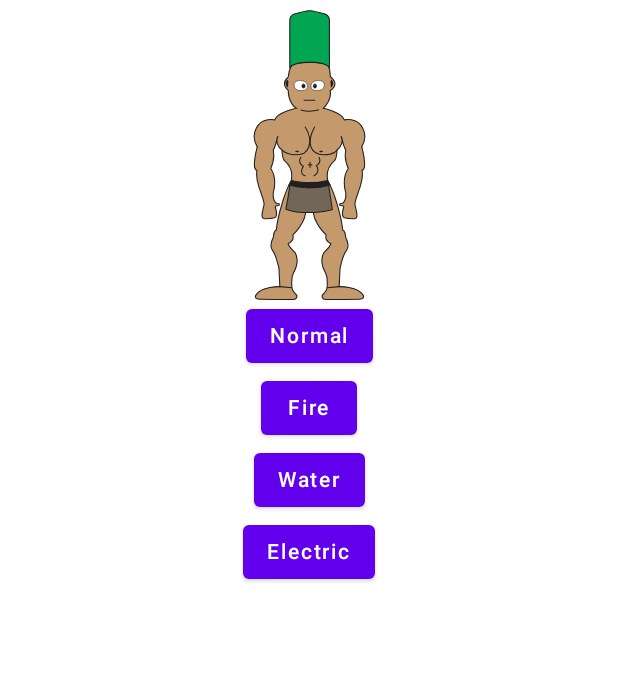
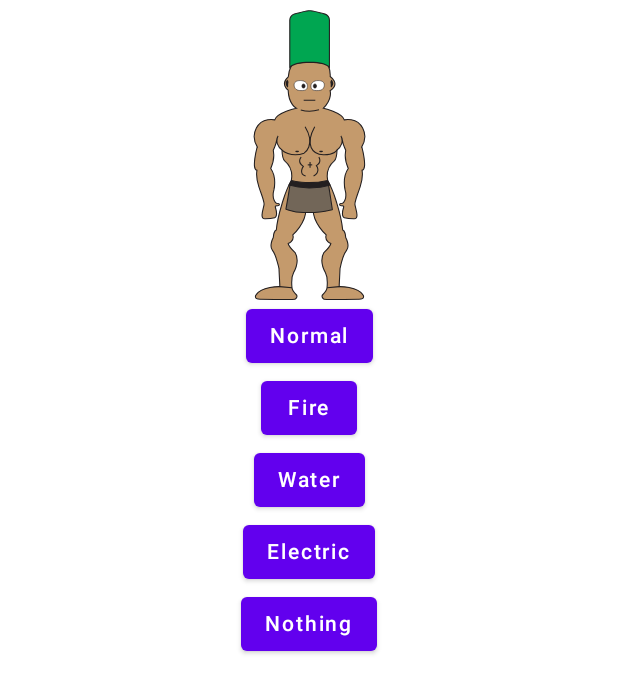
Before and after one commit to DavidSpartan95/SwordsSocks, an Android app built with Jetpack Compose: the screen it shows after launch (MainActivity), on a phone screen of 412 x 824 dp. Shown: the top 693 px of the screen. Run offline under Robolectric (Android 15) with nearby library versions, the phone set to English and light mode, and no system bars.

Commit message:
Commit 5 Useless Button

```diff
--- a/app/src/main/java/com/example/swordssocks/MainActivity.kt
+++ b/app/src/main/java/com/example/swordssocks/MainActivity.kt
@@ -5,19 +5,18 @@ import androidx.activity.ComponentActivity
 import androidx.activity.compose.setContent
 import androidx.compose.foundation.Image
 import androidx.compose.foundation.layout.*
-
 import androidx.compose.material.Button
 import androidx.compose.material.MaterialTheme
 import androidx.compose.material.Surface
 import androidx.compose.material.Text
 import androidx.compose.runtime.*
 import androidx.compose.ui.Alignment
-
 import androidx.compose.ui.Alignment.Companion.CenterHorizontally
 import androidx.compose.ui.Modifier
 import androidx.compose.ui.graphics.Color
 import androidx.compose.ui.graphics.ColorFilter
 import androidx.compose.ui.graphics.graphicsLayer
+import androidx.compose.ui.graphics.painter.Painter
 import androidx.compose.ui.res.painterResource
 import androidx.compose.ui.unit.dp
 import com.example.swordssocks.ui.theme.SwordsSocksTheme
@@ -75,6 +74,10 @@ fun Game() {
         }) {
             Text(text = "Electric")
         }
+        Button(onClick = {
+        }) {
+            Text(text = "Nothing")
+        }
     }
 
 }
@@ -89,7 +92,7 @@ fun Character(attack:Pair<Boolean,String>, num:Int) {
     var effectColor by remember { mutableStateOf(Color(255,0,0)) }
 
     LaunchedEffect(num){
-
+        //Bellow are all animation effects based on type
         if (attack.first){
             when (attack.second){
                 "normal" -> {
@@ -148,6 +151,7 @@ fun Character(attack:Pair<Boolean,String>, num:Int) {
     }
 
     Box(Modifier, Alignment.Center) {
+        //Body
         Image(
             painter = painterResource(R.drawable.asset_1),
             contentDescription = null,
@@ -156,6 +160,7 @@ fun Character(attack:Pair<Boolean,String>, num:Int) {
                 .graphicsLayer(alpha = opacity),
             colorFilter = colorTint
         )
+        //Hair
         Image(
             painter = painterResource(R.drawable.asset_2),
             contentDescription = null,
@@ -164,17 +169,13 @@ fun Character(attack:Pair<Boolean,String>, num:Int) {
                 .graphicsLayer(alpha = opacity),
             colorFilter = colorTint
         )
-
+        //Animation effect image
         Image(
             painter = painterResource(effect),
             contentDescription = null,
             modifier = Modifier
                 .size(50.dp)
                 .graphicsLayer(alpha = opacityEffect),
-            colorFilter = ColorFilter.tint(effectColor)
-        )
-
-
+            colorFilter = ColorFilter.tint(effectColor),)
     }
-
 }
```
